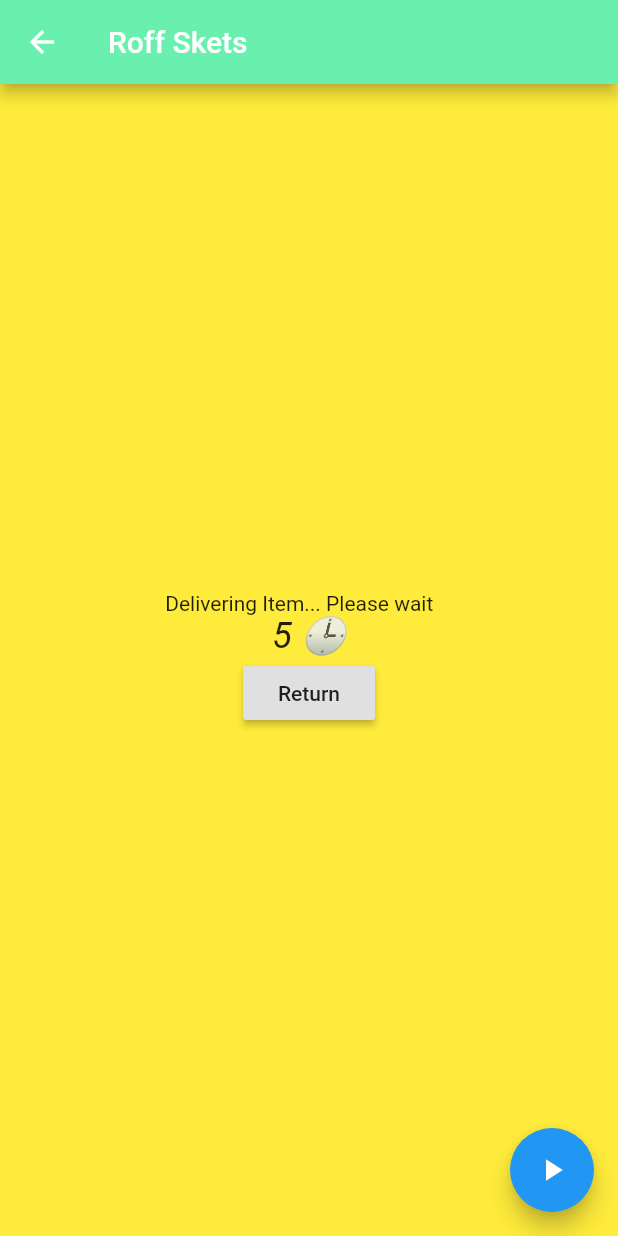
After one commit to JOELwindows7/boxgame-follow, a Flutter app: the OurWearRoffSkets screen opened directly, after a tap on the "play arrow" icon, on a phone screen of 412 x 824 dp. The commit adds this screen. Run offline on Flutter 3.47's test engine with Material 2 defaults, Android fonts, the phone set to English and light mode, and no system bars; our stand-ins replace fluttertoast, sensors, sqflite; missing offline and left inert: box2d_flame, dart:ffi, dart:js, flame, shake; accounts and stored records are empty.

Commit message:
Ambray
week incasnder

https://api.flutter.dev/flutter/widgets/Wrap-class.html

insance insane

```diff
--- a/lib/KhochocTimed.dart
+++ b/lib/KhochocTimed.dart
@@ -207,7 +207,7 @@ class _KhochocTimedState extends State<KhochocTimed> {
                 mainAxisAlignment: MainAxisAlignment.center,
                 children: <Widget>[
                   Text(
-                    '${_timerCurrent}',
+                    '${_timerCurrent} 🕒',
                     style: TextStyle(
                       fontSize: 24.0,
                       fontStyle: FontStyle.italic,
--- /dev/null
+++ b/lib/RoffSkets.dart
@@ -0,0 +1,237 @@
+//Brainstorming how does OurWear rental company works
+import 'package:box2d_flame/box2d.dart';
+import 'package:flutter/material.dart';
+import 'dart:async';
+import 'dart:ui';
+import 'package:quiver/async.dart';
+
+/*
+https://stackoverflow.com/questions/44579918/flutter-wrap-text-on-overflow-like-insert-ellipsis-or-fade
+ */
+
+class OurWearRoffSkets extends StatefulWidget {
+  @override
+  _OurWearRoffSketsState createState() => _OurWearRoffSketsState();
+}
+
+class _OurWearRoffSketsState extends State<OurWearRoffSkets> {
+  String bacaTeks = 'Halo. Press Play on bottom right to start Rental.';
+  int _timerStart = 5;
+  int _timerCurrent = 5; //timer display;
+  int _gameTimeLimit = 10;
+  int _returnTimeLimit = 5; //do not late
+  bool flagRentalBegun = false; //Yes I know by default they're false. but it's for safety. Don't judge!
+  bool flagIsUserLateToReturn = false;
+  bool flagItemOnUser = false;
+  Color bekgronColor = Colors.white;
+
+  List<String> rentalWords = [
+    'Halo. Press Play on bottom right to start Rental.',
+    'Delivering Item... Please wait',
+    'Arrived! Enjoy your Rental. Please return after designated time.',
+    'Time\'s up! Please return now before late fee in...',
+    'Oh no! you late! Return item now before you will be reported!',
+    'You have returned the item Late!',
+    'You have returned the item On Time!',
+  ];
+
+  @override
+  void initState() {
+    setState(() {
+      _timerCurrent = _timerStart;
+      bacaTeks = rentalWords.elementAt(0);
+      bekgronColor = Colors.white;
+    });
+    super.initState();
+  }
+
+  void startRental(){
+    setState(() {
+      bacaTeks = rentalWords.elementAt(1);
+      bekgronColor = Colors.yellow;
+    });
+    CountdownTimer itemDeliveryTime = CountdownTimer(
+      Duration(seconds: _timerStart),
+      Duration(seconds: 1),
+    );
+
+    var sub = itemDeliveryTime.listen(null);
+    sub.onData((duration){
+      setState(() {
+        _timerCurrent = _timerStart - duration.elapsed.inSeconds;
+      });
+    });
+
+    sub.onDone((){
+      print('Item has been arrived!');
+      sub.cancel();
+      rentalArrived();
+    });
+  }
+  void rentalArrived(){
+    setState(() {
+      _timerCurrent = _gameTimeLimit;
+      bacaTeks = rentalWords.elementAt(2);
+      bekgronColor = Colors.green;
+      flagItemOnUser = true;
+    });
+    CountdownTimer gameTimer = CountdownTimer(
+      Duration(seconds:_gameTimeLimit),
+      Duration(seconds:1),
+    );
+
+    var sub = gameTimer.listen(null);
+    sub.onData((duration){
+      setState(() {
+        _timerCurrent = _gameTimeLimit - duration.elapsed.inSeconds;
+      });
+    });
+
+    sub.onDone((){
+      print('Rental Time out, press return!');
+      sub.cancel();
+      expectReturn();
+    });
+  }
+  void expectReturn(){
+    setState(() {
+      _timerCurrent = _returnTimeLimit;
+      bacaTeks = rentalWords.elementAt(3);
+      bekgronColor = Colors.orange;
+    });
+    //item on user then has to be false;
+
+    CountdownTimer returnTimer = CountdownTimer(
+      Duration(seconds:_returnTimeLimit),
+      Duration(seconds:1),
+    );
+
+    var sub = returnTimer.listen(null);
+    sub.onData((duration){
+      setState(() {
+        _timerCurrent = _returnTimeLimit - duration.elapsed.inSeconds;
+      });
+    });
+
+    sub.onDone((){
+      print('Return time out');
+      sub.cancel();
+      if(flagItemOnUser){
+        stillNotReturned();
+      } else {
+        finishedRental();
+      }
+    });
+  }
+  void stillNotReturned(){
+    setState(() {
+      flagIsUserLateToReturn = true;
+      bacaTeks = rentalWords.elementAt(4);
+      bekgronColor = Colors.red;
+    });
+  }
+  void finishedRental(){
+    //Function finish
+    print('Rental Finished with Late = ${flagIsUserLateToReturn.toString()}; ${flagIsUserLateToReturn? 'User is late!' : 'User is on time.'}');
+    //Function finish end
+    setState(() {
+      if(!flagIsUserLateToReturn){
+        bacaTeks = rentalWords.elementAt(6);
+      } else {
+        bacaTeks = rentalWords.elementAt(5);
+      }
+      bekgronColor = Colors.white;
+      flagRentalBegun = false;
+      flagIsUserLateToReturn = false;
+    });
+  }
+
+  void pressStartButton() async{
+    if(!flagRentalBegun){
+      startRental();
+      setState(() {
+        flagRentalBegun = true;
+      });
+    }
+  }
+  void pressReturnButton() async {
+    if(flagItemOnUser && flagRentalBegun){
+      setState(() {
+        flagItemOnUser = false;
+      });
+    }
+    if(flagIsUserLateToReturn){
+      setState(() {
+
+      });
+      finishedRental();
+    }
+  }
+
+  @override
+  Widget build(BuildContext context) {
+    return Scaffold(
+      appBar: AppBar(
+        title: Text('Roff Skets'),
+        backgroundColor: Colors.greenAccent,
+      ),
+      backgroundColor: bekgronColor,
+      body: Container(
+        child: Column(
+          mainAxisAlignment: MainAxisAlignment.center,
+          crossAxisAlignment: CrossAxisAlignment.center,
+          children: <Widget>[
+            Row(
+              mainAxisAlignment: MainAxisAlignment.center,
+              crossAxisAlignment: CrossAxisAlignment.center,
+              children: <Widget>[
+                Flexible( // https://stackoverflow.com/questions/44579918/flutter-wrap-text-on-overflow-like-insert-ellipsis-or-fade
+                  child: Container(
+                    padding: EdgeInsets.only(right: 13.00),
+                    child: Text('$bacaTeks',
+                      overflow: TextOverflow.fade,
+                      textAlign: TextAlign.center,
+                      style: TextStyle(
+
+                      ),
+                    ),
+                  ),
+                ),
+              ],
+            ),
+            Row(
+              mainAxisAlignment: MainAxisAlignment.center,
+              children: <Widget>[
+                Text('$_timerCurrent 🕒',
+                  style: TextStyle(
+                    fontSize: 24.0,
+                    fontStyle: FontStyle.italic,
+                  ),
+                ),
+              ],
+            ),
+            Row(
+              mainAxisAlignment: MainAxisAlignment.center,
+              children: <Widget>[
+                RaisedButton(
+                  onPressed: (){
+                    pressReturnButton();
+
+                  },
+                  child: Text('Return'),
+                )
+              ],
+            )
+          ],
+        ),
+      ),
+      floatingActionButton: FloatingActionButton(
+        child: Icon(Icons.play_arrow),
+        onPressed: (){
+          pressStartButton();
+        },
+        tooltip: 'Start Rental',
+      ),
+    );
+  }
+}
--- a/lib/game-selector-hub.dart
+++ b/lib/game-selector-hub.dart
@@ -1,5 +1,6 @@
 import 'package:boxgame/Khochoc.dart';
 import 'package:boxgame/KhochocTimed.dart';
+import 'package:boxgame/RoffSkets.dart';
 import 'package:boxgame/ah-pusing.dart';
 import 'package:boxgame/flutter-box2D.dart';
 import 'package:boxgame/main.dart';
@@ -60,6 +61,7 @@ class _GameListState extends State<GameList> {
     DaftarGame(Icons.vibration, 'Khochoc Khochoc!'),
     DaftarGame(Icons.vibration, 'Khochoc Timed!'),
     DaftarGame(Icons.score, 'Khochoc Highscore'),
+    DaftarGame(Icons.redeem, 'OurWear Roff Skets'),
   ];
   @override
   Widget build(BuildContext context) {
@@ -94,6 +96,9 @@ class _GameListState extends State<GameList> {
                   case 6:
                     return KhochocHighScore();
                     break;
+                  case 7:
+                    return OurWearRoffSkets();
+                    break;
                   default:
                     return NotFoundError();
                     break;
```
